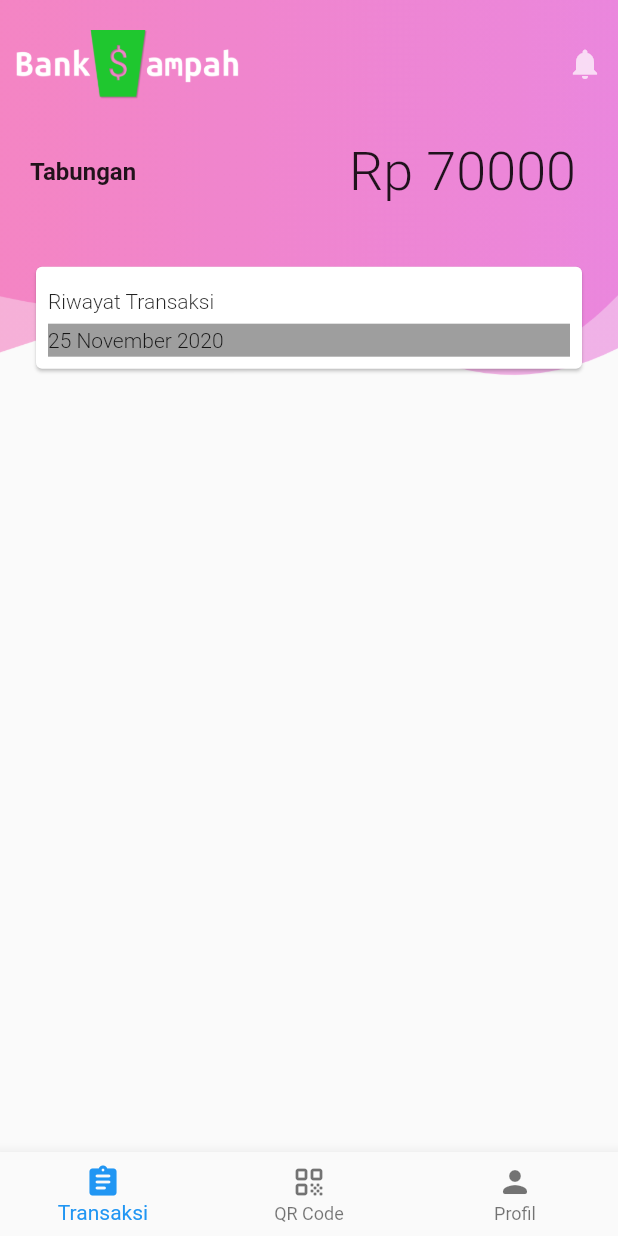
After one commit to iluthtaqwim/bank_sampah_app, a Flutter app: the Landing screen opened directly, on a phone screen of 412 x 824 dp. The commit adds this screen. Run offline on Flutter 3.47's test engine with Material 2 defaults, Android fonts, the phone set to English and light mode, and no system bars; our stand-ins replace shared_preferences, wave; accounts and stored records are empty.

Commit message:
update bottomNavBar

```diff
--- /dev/null
+++ b/lib/landing.dart
@@ -0,0 +1,45 @@
+import 'package:bank_sampah/home.dart';
+import 'package:flutter/material.dart';
+import 'package:bank_sampah/profile.dart';
+import 'package:bank_sampah/transaksi.dart';
+
+class Landing extends StatefulWidget {
+  @override
+  _LandingState createState() => _LandingState();
+}
+
+class _LandingState extends State<Landing> {
+  int _currentIndex = 0;
+  final List<Widget> _children = [Transaksi(), Home(), Profile()];
+
+  void onTappedBar(int index) {
+    setState(() {
+      _currentIndex = index;
+    });
+  }
+
+  @override
+  Widget build(BuildContext context) {
+    return Scaffold(
+      body: _children[_currentIndex],
+      bottomNavigationBar: BottomNavigationBar(
+        onTap: onTappedBar,
+        currentIndex: _currentIndex,
+        items: [
+          BottomNavigationBarItem(
+            icon: Icon(Icons.assignment_rounded),
+            title: Text("Transaksi"),
+          ),
+          BottomNavigationBarItem(
+            icon: Icon(Icons.qr_code_rounded),
+            title: Text("QR Code"),
+          ),
+          BottomNavigationBarItem(
+            icon: Icon(Icons.person_rounded),
+            title: Text("Profil"),
+          )
+        ],
+      ),
+    );
+  }
+}
--- /dev/null
+++ b/lib/transaksi.dart
@@ -0,0 +1,107 @@
+import 'package:flutter/material.dart';
+
+class Transaksi extends StatefulWidget {
+  @override
+  _TransaksiState createState() => _TransaksiState();
+}
+
+class _TransaksiState extends State<Transaksi> {
+  @override
+  Widget build(BuildContext context) {
+    return Material(
+      child: Stack(
+        children: [
+          Image(
+            image: AssetImage("assets/images/Wave-100s-1036px.png"),
+          ),
+          ListView(
+            children: [
+              Padding(
+                padding:
+                    const EdgeInsets.symmetric(vertical: 20, horizontal: 10),
+                child: Row(
+                  mainAxisAlignment: MainAxisAlignment.spaceBetween,
+                  children: [
+                    Image(
+                      width: 150,
+                      image: AssetImage("assets/images/BS-white.png"),
+                    ),
+                    Icon(
+                      Icons.notifications,
+                      color: Colors.white70,
+                    ),
+                  ],
+                ),
+              ),
+              Padding(
+                padding: const EdgeInsets.only(bottom: 30),
+                child: ConstrainedBox(
+                  constraints: BoxConstraints(maxHeight: 400),
+                  child: Padding(
+                    padding: const EdgeInsets.symmetric(horizontal: 20),
+                    child: Row(
+                      mainAxisAlignment: MainAxisAlignment.spaceBetween,
+                      children: [
+                        Text(
+                          "Tabungan",
+                          style: TextStyle(
+                              fontSize: 16.0, fontWeight: FontWeight.bold),
+                        ),
+                        Padding(
+                          padding: const EdgeInsets.all(8.0),
+                          child: Text(
+                            "Rp 70000",
+                            style: TextStyle(
+                              fontSize: 36.0,
+                              fontWeight: FontWeight.w300,
+                            ),
+                          ),
+                        ),
+                      ],
+                    ),
+                  ),
+                ),
+              ),
+              Container(
+                padding: EdgeInsets.symmetric(horizontal: 20),
+                child: Card(
+                  child: Padding(
+                    padding: const EdgeInsets.all(8.0),
+                    child: Column(
+                      children: [
+                        SizedBox(
+                          height: 30,
+                          child: Row(
+                            children: [
+                              Text(
+                                "Riwayat Transaksi",
+                                style: TextStyle(
+                                  fontWeight: FontWeight.w300,
+                                ),
+                              ),
+                            ],
+                          ),
+                        ),
+                        Container(
+                          padding: EdgeInsets.symmetric(vertical: 3.0),
+                          width: double.infinity,
+                          color: Colors.grey,
+                          child: Text(
+                            "25 November 2020",
+                            style: TextStyle(
+                              fontWeight: FontWeight.w300,
+                            ),
+                          ),
+                        ),
+                      ],
+                    ),
+                  ),
+                ),
+              )
+            ],
+          ),
+        ],
+      ),
+    );
+  }
+}
```
Also changed, not shown: lib/home.dart (+18 -94 lines), lib/login_page.dart (+3 -5 lines), lib/profile.dart (added, +15 -0 lines), 1 other file.
